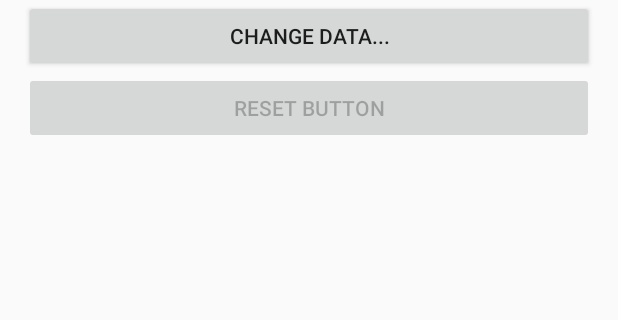
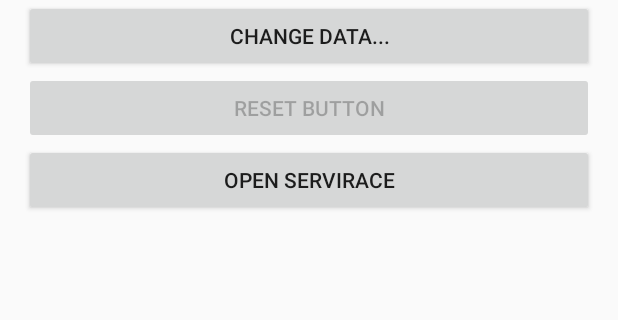
Before and after one commit to mugan86/android-utils-library, an Android app: the screen it shows after launch (MainActivity), on a phone screen of 412 x 824 dp, the part 189-509 px from its top. Run offline under Robolectric (Android 15) with nearby library versions, the phone set to English and light mode, and no system bars.

Commit message:
Add button to open webview activity

```diff
--- a/utils/src/main/res/layout/my_view.xml
+++ b/utils/src/main/res/layout/my_view.xml
@@ -27,4 +27,9 @@
         android:id="@+id/resetButton"
         android:layout_width="match_parent"
         android:layout_height="wrap_content" />
+    <Button
+        android:text="Open Servirace"
+        android:id="@+id/show_servirace_main_pageButton"
+        android:layout_width="match_parent"
+        android:layout_height="wrap_content" />
 </LinearLayout>
```
